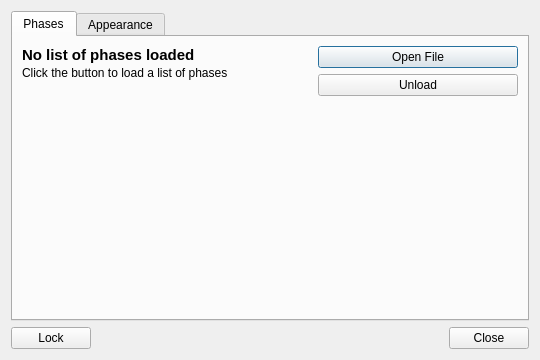
SFr682k/fightclub, file nano/settingsdialog.ui: the form before one commit.
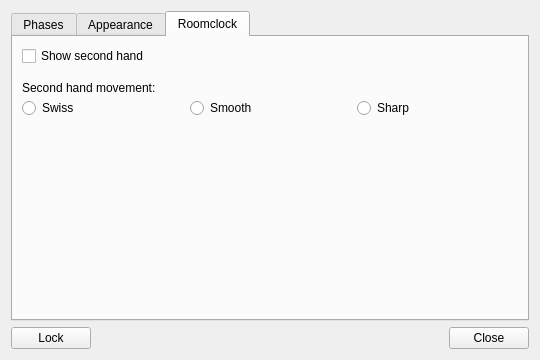
The form after the commit. The open tabs and pages were chosen to show the change. Icons and pictures are not drawn.

Commit message: Make Roomclock configurable

What changed in the file:
```diff
--- a/nano/settingsdialog.ui
+++ b/nano/settingsdialog.ui
@@ -270,6 +270,80 @@
        </item>
       </layout>
      </widget>
+     <widget class="QWidget" name="roomclockTab">
+      <attribute name="title">
+       <string>Roomclock</string>
+      </attribute>
+      <layout class="QGridLayout" name="gridLayout">
+       <property name="verticalSpacing">
+        <number>3</number>
+       </property>
+       <item row="0" column="0" colspan="3">
+        <widget class="QCheckBox" name="showSHandCbox">
+         <property name="text">
+          <string>Show second hand</string>
+         </property>
+        </widget>
+       </item>
+       <item row="1" column="0" colspan="3">
+        <spacer name="verticalSpacer_5">
+         <property name="orientation">
+          <enum>Qt::Vertical</enum>
+         </property>
+         <property name="sizeType">
+          <enum>QSizePolicy::Fixed</enum>
+         </property>
+         <property name="sizeHint" stdset="0">
+          <size>
+           <width>20</width>
+           <height>12</height>
+          </size>
+         </property>
+        </spacer>
+       </item>
+       <item row="2" column="0" colspan="3">
+        <widget class="QLabel" name="shandMvmtCaption">
+         <property name="text">
+          <string>Second hand movement:</string>
+         </property>
+        </widget>
+       </item>
+       <item row="3" column="0">
+        <widget class="QRadioButton" name="swissRclkRbttn">
+         <property name="text">
+          <string>Swiss</string>
+         </property>
+        </widget>
+       </item>
+       <item row="3" column="1">
+        <widget class="QRadioButton" name="smoothRclkRbttn">
+         <property name="text">
+          <string>Smooth</string>
+         </property>
+        </widget>
+       </item>
+       <item row="3" column="2">
+        <widget class="QRadioButton" name="sharpRclkRbttn">
+         <property name="text">
+          <string>Sharp</string>
+         </property>
+        </widget>
+       </item>
+       <item row="4" column="0" colspan="3">
+        <spacer name="verticalSpacer_4">
+         <property name="orientation">
+          <enum>Qt::Vertical</enum>
+         </property>
+         <property name="sizeHint" stdset="0">
+          <size>
+           <width>505</width>
+           <height>75</height>
+          </size>
+         </property>
+        </spacer>
+       </item>
+      </layout>
+     </widget>
     </widget>
    </item>
    <item>
```
The commit also changes 3 other files.
